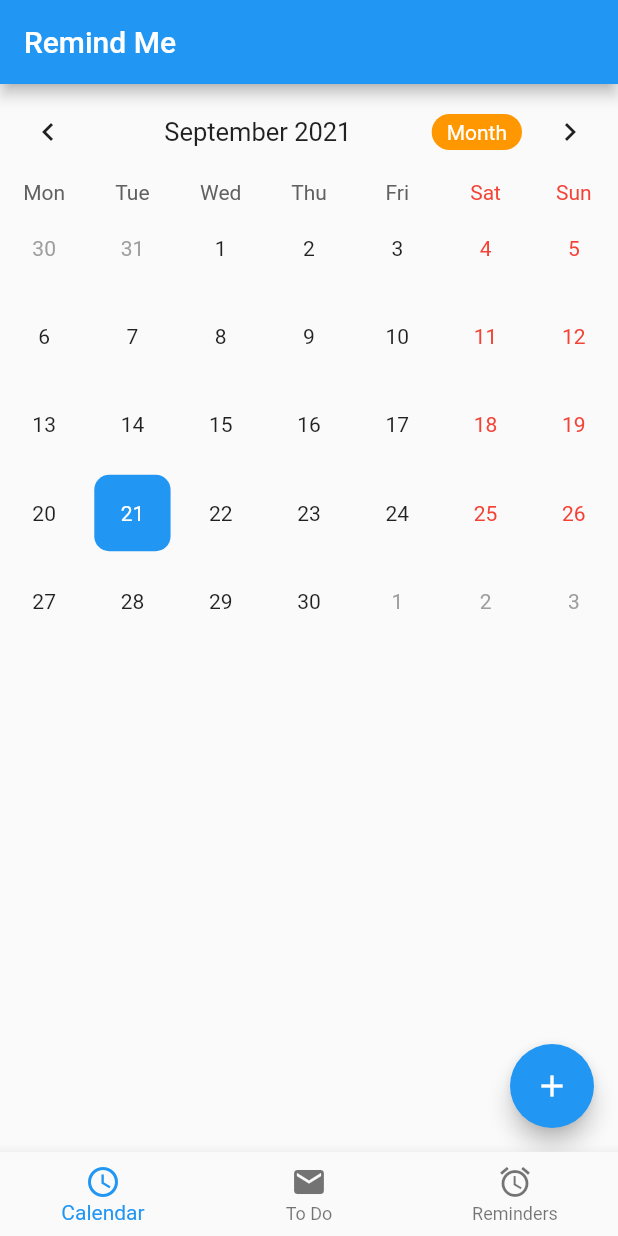
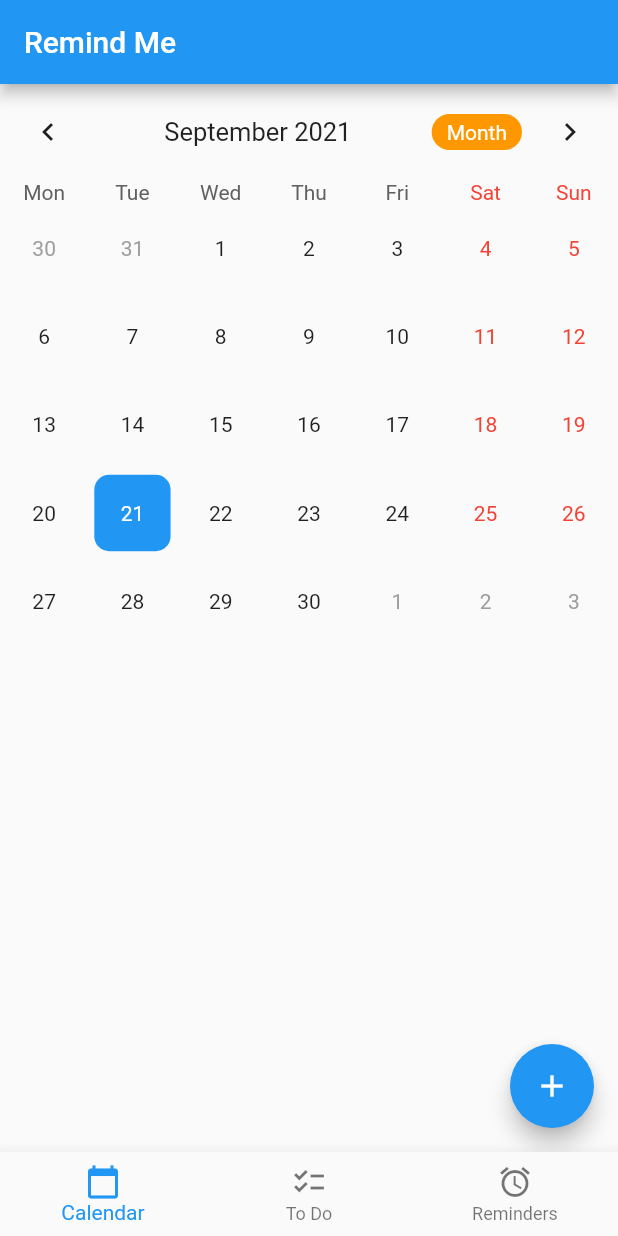
Before and after one commit to mvmonica/CS-4750, a Flutter app: the screen it shows after launch, on a phone screen of 412 x 824 dp. Run offline on Flutter 3.47's test engine with Material 2 defaults, Android fonts, the phone set to English and light mode, and no system bars; drawn by our look-alikes of table_calendar; our stand-ins replace shared_preferences.

Commit message:
changed icons

```diff
--- a/lib/main.dart
+++ b/lib/main.dart
@@ -39,10 +39,10 @@ class _HomePageState extends State<HomePage> {
         }),
         items: [
         new BottomNavigationBarItem(
-          icon: Icon(Icons.schedule),
+          icon: Icon(Icons.calendar_today),
           title: Text('Calendar'),
         ), new BottomNavigationBarItem(
-          icon: Icon(Icons.mail),
+          icon: Icon(Icons.checklist),
           title: Text('To Do'),
         ),
         new BottomNavigationBarItem(
```
